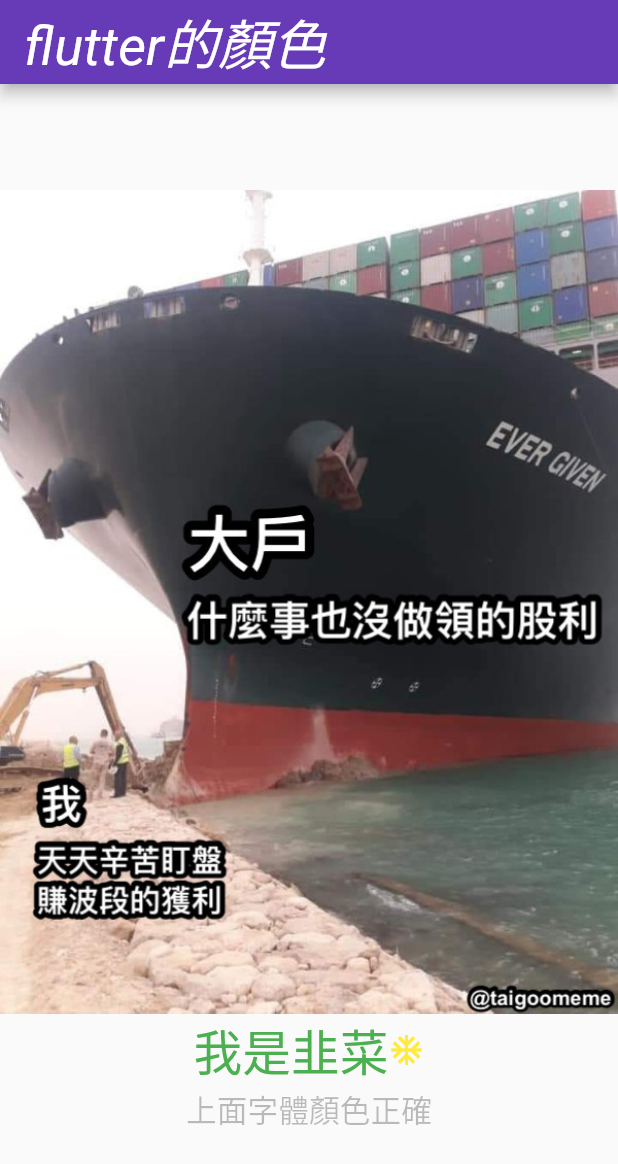
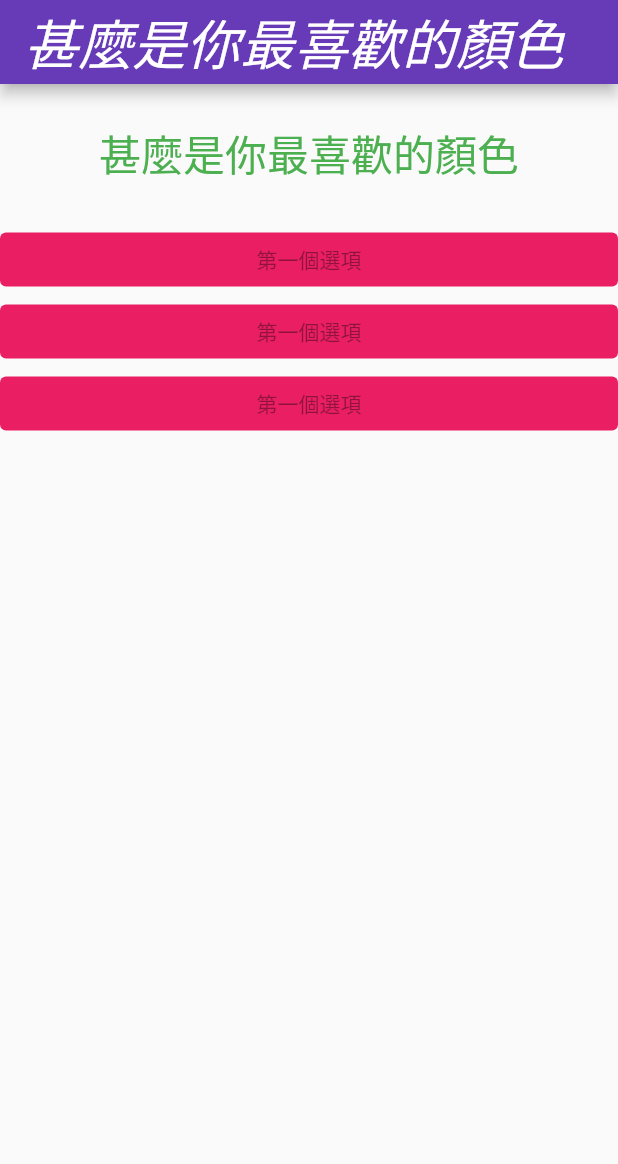
Before and after one commit to Liao-fung-min/flutter_APP, a Flutter app: the screen it shows after launch, on a phone screen of 412 x 824 dp. Shown: the top 1164 px of the screen. Run offline on Flutter 3.47's test engine with Material 2 defaults, Android fonts, the phone set to English and light mode, and no system bars.

Commit message:
add about question page and answer page

```diff
--- /dev/null
+++ b/first_app/lib/answer.dart
@@ -0,0 +1,15 @@
+import 'package:flutter/material.dart';
+
+class Answer extends StatelessWidget {
+  @override
+  Widget build(BuildContext context) {
+    return Container(
+      width: double.infinity,
+      child: ElevatedButton(
+          style: ButtonStyle(
+              backgroundColor: MaterialStateProperty.all(Colors.pink)),
+          onPressed: null,
+          child: Text('第一個選項')),
+    );
+  }
+}
--- a/first_app/lib/main.dart
+++ b/first_app/lib/main.dart
@@ -1,4 +1,6 @@
 import 'package:flutter/material.dart';
+import './question.dart';
+import './answer.dart';
 
 // void main() {
 //   runApp(MyApp());
@@ -6,56 +8,50 @@
 
 //另一種寫法
 void main() => runApp(MyApp());
-void btnClickEvent() {
-  print('btnClickEvent...');
+
+class MyApp extends StatefulWidget {
+  @override
+  State<StatefulWidget> createState() {
+    return MyAppState();
+  }
 }
 
-class MyApp extends StatelessWidget {
+class MyAppState extends State<MyApp> {
+  var _questionIndex = 0;
+  //設定方法
+  //不能寫在@override裡面不然會吃不到這個動作
+  void answerQuestion() {
+    setState(() {
+      _questionIndex = _questionIndex + 1;
+    });
+    print(_questionIndex);
+  }
+
   @override
   Widget build(BuildContext context) {
+    var questions = [
+      "甚麼是你最喜歡的顏色",
+      "甚麼是你最喜歡的動物",
+    ];
+
     return MaterialApp(
       home: Scaffold(
         appBar: AppBar(
           backgroundColor: Colors.deepPurple,
-          title: Text('flutter的顏色'),
+          title: Text(questions[_questionIndex]),
           textTheme: TextTheme(
             headline1: TextStyle(fontSize: 72.0, fontWeight: FontWeight.bold),
             headline6: TextStyle(fontSize: 36.0, fontStyle: FontStyle.italic),
             bodyText2: TextStyle(fontSize: 60.0, fontFamily: 'Hind'),
           ),
         ),
-        body: Center(
-          child: Column(
-              mainAxisAlignment: MainAxisAlignment.center,
-              children: <Widget>[
-                Image.asset(
-                  'images/stock.jpg',
-                  // width: 300,
-                  // height: 250,
-                ),
-                Row(
-                  mainAxisAlignment: MainAxisAlignment.center,
-                  children: <Widget>[
-                    Text(
-                      '我是韭菜',
-                      style: TextStyle(color: Colors.green, fontSize: 32.5),
-                    ),
-                    Icon(
-                      Icons.ac_unit,
-                      color: Colors.yellow,
-                    ),
-                  ],
-                ),
-                Text(
-                  "上面字體顏色正確",
-                  style: TextStyle(color: Colors.black26, fontSize: 20.5),
-                ),
-                // ElevatedButton(
-                //   child: Text('按鈕'),
-                //   style: ButtonStyle(shadowColor: Colors.green),
-                //   onPressed: btnClickEvent,
-                // ),
-              ]),
+        body: Column(
+          children: [
+            Question(questions[_questionIndex]),
+            Answer(),
+            Answer(),
+            Answer(),
+          ],
         ),
       ),
     );
--- /dev/null
+++ b/first_app/lib/question.dart
@@ -0,0 +1,21 @@
+import 'package:flutter/material.dart';
+
+class Question extends StatelessWidget {
+  final String questionText;
+  Question(this.questionText);
+  @override
+  Widget build(BuildContext context) {
+    return Container(
+      width: double.infinity,
+      margin: EdgeInsets.all(26), //跟css的margin很像
+      child: Text(
+        questionText,
+        style: TextStyle(
+          color: Colors.green,
+          fontSize: 28,
+        ),
+        textAlign: TextAlign.center,
+      ),
+    );
+  }
+}
```
